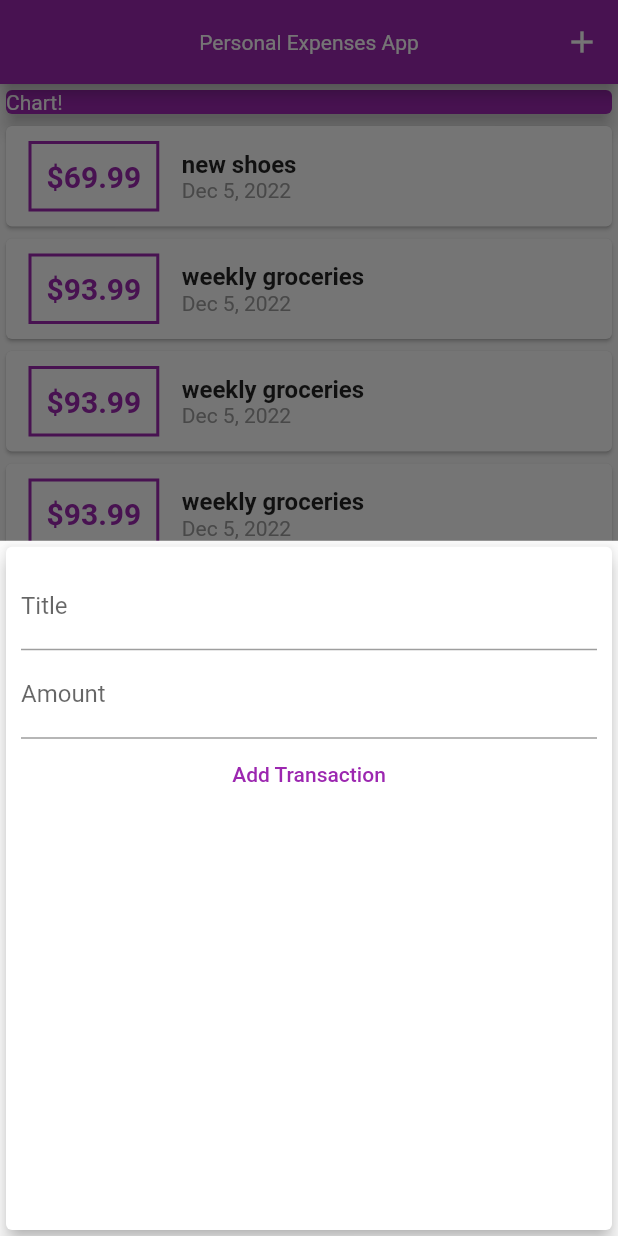
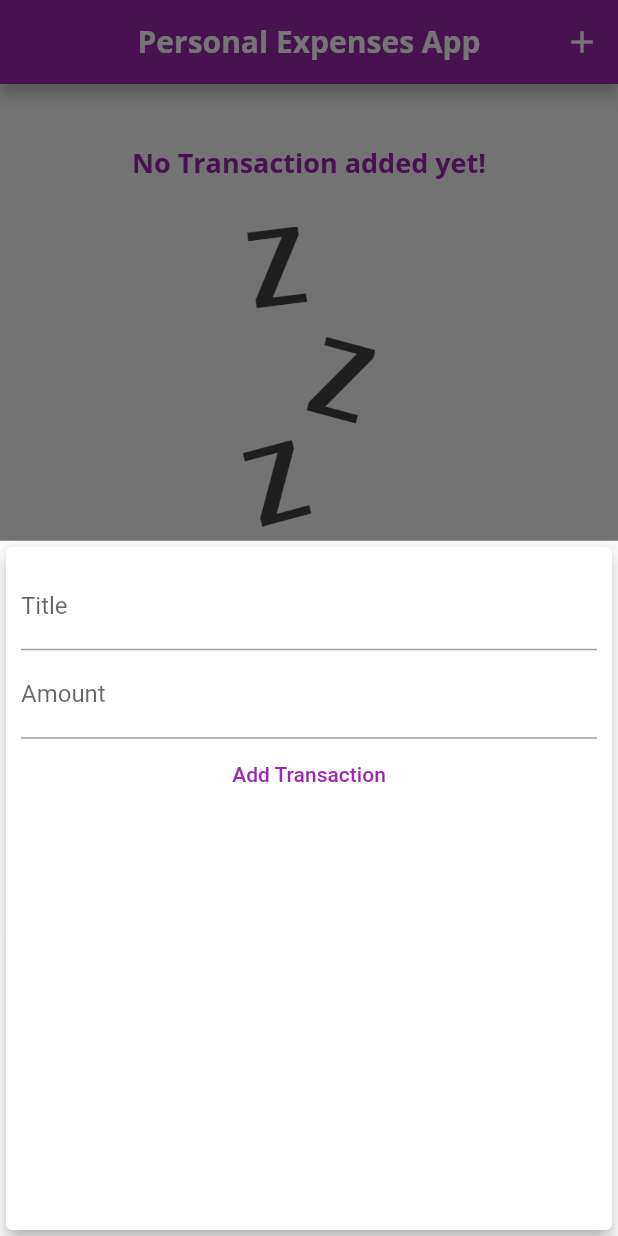
Before and after one commit to Shimanto007/personal_expenses, a Flutter app: the screen it shows after launch, after a tap on the "add" icon, on a phone screen of 412 x 824 dp. Run offline on Flutter 3.47's test engine with Material 2 defaults, Android fonts, the phone set to English and light mode, and no system bars.

Commit message:
103-half

```diff
--- a/lib/main.dart
+++ b/lib/main.dart
@@ -2,14 +2,44 @@ import 'package:flutter/material.dart';
 import 'package:flutter_complete_guide/widgets/transaction_list.dart';
 import './widgets/new_transaction.dart';
 import './models/transaction.dart';
+import './widgets/chart.dart';
 
 void main() => runApp(MyApp());
 
 class MyApp extends StatelessWidget {
   @override
   Widget build(BuildContext context) {
+    final ThemeData theme = ThemeData();
     return MaterialApp(
-      title: 'Flutter App',
+      title: 'Personal Expenses',
+      theme: theme.copyWith(
+        colorScheme: theme.colorScheme.copyWith(
+          primary: Colors.purple,
+          secondary: Colors.amber,
+        ),
+        textTheme: ThemeData.light().textTheme.copyWith(
+          headline6: TextStyle(
+            fontFamily: 'OpenSans',
+            fontWeight: FontWeight.bold,
+            fontSize: 14,
+            color: Colors.grey,
+          ),
+          bodyText1: TextStyle(
+            fontFamily: 'OpenSans',
+            fontWeight: FontWeight.bold,
+            fontSize: 18,
+            color: Colors.purple,
+          ),
+        ),
+        appBarTheme: AppBarTheme(
+          titleTextStyle: TextStyle(
+            fontFamily: 'OpenSans',
+            fontSize: 20,
+            fontWeight: FontWeight.bold,
+            color: Colors.white,
+          ),
+        ),
+      ),
       home: MyHomePage(),
     );
   }
@@ -22,37 +52,47 @@ class MyHomePage extends StatefulWidget {
 
 class _MyHomePageState extends State<MyHomePage> {
   final List<Transaction> _userTransactions = [
-    Transaction(
-      id: 't1',
-      title: 'new shoes',
-      amount: 69.99,
-      date: DateTime.now(),
-    ),
-    Transaction(
-      id: 't2',
-      title: 'weekly groceries',
-      amount: 93.99,
-      date: DateTime.now(),
-    ),
-    Transaction(
-      id: 't2',
-      title: 'weekly groceries',
-      amount: 93.99,
-      date: DateTime.now(),
-    ),
-    Transaction(
-      id: 't2',
-      title: 'weekly groceries',
-      amount: 93.99,
-      date: DateTime.now(),
-    ),
-    Transaction(
-      id: 't2',
-      title: 'weekly groceries',
-      amount: 93.99,
-      date: DateTime.now(),
-    ),
+    // Transaction(
+    //   id: 't1',
+    //   title: 'New Shoes',
+    //   amount: 69.99,
+    //   date: DateTime.now(),
+    // ),
+    // Transaction(
+    //   id: 't2',
+    //   title: 'weekly groceries',
+    //   amount: 93.99,
+    //   date: DateTime.now(),
+    // ),
+    // Transaction(
+    //   id: 't2',
+    //   title: 'weekly groceries',
+    //   amount: 93.99,
+    //   date: DateTime.now(),
+    // ),
+    // Transaction(
+    //   id: 't2',
+    //   title: 'weekly groceries',
+    //   amount: 93.99,
+    //   date: DateTime.now(),
+    // ),
+    // Transaction(
+    //   id: 't2',
+    //   title: 'weekly groceries',
+    //   amount: 93.99,
+    //   date: DateTime.now(),
+    // ),
   ];
+
+  List<Transaction> get _recentTransactions {
+    return _userTransactions.where((tx) {
+      return tx.date.isAfter(
+        DateTime.now().subtract(
+          Duration(days: 7),
+        ),
+      );
+    }).toList();
+  }
 
   void _addNewTransaction(String txTitle, double txAmount) {
     final newTx = Transaction(
@@ -84,7 +124,10 @@ class _MyHomePageState extends State<MyHomePage> {
   Widget build(BuildContext context) {
     return Scaffold(
       appBar: AppBar(
-        title: Text('Personal Expenses App'),
+        title: Text(
+          'Personal Expenses App',
+
+        ),
         actions: <Widget>[
           IconButton(
             icon: Icon(Icons.add),
@@ -92,29 +135,13 @@ class _MyHomePageState extends State<MyHomePage> {
           ),
         ],
         centerTitle: true,
-        backgroundColor: Colors.purple,
-        titleTextStyle: TextStyle(
-          color: Colors.white,
-        ),
       ),
       body: SingleChildScrollView(
         child: Column(
           mainAxisAlignment: MainAxisAlignment.start,
           crossAxisAlignment: CrossAxisAlignment.stretch,
           children: <Widget>[
-            Container(
-              width: double.infinity,
-              child: Card(
-                color: Colors.purple,
-                child: Text(
-                  'Chart!',
-                  style: TextStyle(
-                    color: Colors.white,
-                  ),
-                ),
-                elevation: 5,
-              ),
-            ),
+            Chart(_recentTransactions),
             TransactionList(_userTransactions),
           ],
         ),
--- /dev/null
+++ b/lib/widgets/chart.dart
@@ -0,0 +1,48 @@
+import 'package:flutter/material.dart';
+import '../models/transaction.dart';
+import 'package:intl/intl.dart';
+
+
+class Chart extends StatelessWidget {
+
+  final List<Transaction> recentTransactions;
+
+  Chart(this.recentTransactions);
+
+  List<Map<String, Object>> get groupedTransactionValues {
+    return List.generate(7, (index) {
+      final weekDay = DateTime.now().subtract(Duration(days: index),);
+      var totalSum = 0.0;
+      for (var i =0; i < recentTransactions.length; i++) {
+        if (recentTransactions[i].date.day == weekDay.day &&
+            recentTransactions[i].date.month == weekDay.month &&
+            recentTransactions[i].date.year == weekDay.year
+        ) {
+          totalSum += recentTransactions[i].amount;
+        }
+      }
+
+      print(DateFormat.E().format(weekDay));
+      print(totalSum);
+
+      return {
+        'day': DateFormat.E().format(weekDay),
+        'amount': totalSum,
+      };
+    });
+  }
+
+  @override
+  Widget build(BuildContext context) {
+    print(groupedTransactionValues);
+    return Card(
+      elevation:6,
+      margin: EdgeInsets.all(20),
+      child: Row(
+        children: <Widget>[
+
+        ],
+      ),
+    );
+  }
+}
--- a/lib/widgets/new_transaction.dart
+++ b/lib/widgets/new_transaction.dart
@@ -1,11 +1,18 @@
 import 'package:flutter/material.dart';
 
-class NewTransaction extends StatelessWidget {
+class NewTransaction extends StatefulWidget {
   final Function addTx;
-  final titleController = TextEditingController();
-  final amountController = TextEditingController();
 
   NewTransaction(this.addTx);
+
+  @override
+  State<NewTransaction> createState() => _NewTransactionState();
+}
+
+class _NewTransactionState extends State<NewTransaction> {
+  final titleController = TextEditingController();
+
+  final amountController = TextEditingController();
 
   void submitData() {
 
@@ -16,10 +23,11 @@ class NewTransaction extends StatelessWidget {
       return ;
     }
 
-    addTx(
+    widget.addTx(
       enteredTitle,
       enteredAmount,
     );
+    Navigator.of(context).pop();
   }
 
   @override
--- a/lib/widgets/transaction_list.dart
+++ b/lib/widgets/transaction_list.dart
@@ -3,7 +3,6 @@ import '../models/transaction.dart';
 import 'package:intl/intl.dart';
 
 class TransactionList extends StatelessWidget {
-
   final List<Transaction> transactions;
 
   TransactionList(this.transactions);
@@ -12,7 +11,22 @@ class TransactionList extends StatelessWidget {
   Widget build(BuildContext context) {
     return Container(
       height: 300,
-      child: ListView.builder(
+      child: transactions.isEmpty
+          ? Column(children: <Widget>[
+              Text(
+                'No Transaction added yet!',
+                style: Theme.of(context).textTheme.bodyText1,
+              ),
+              SizedBox(height: 30,),
+              Container(
+                height: 200,
+                child: Image.asset(
+                  'assets/images/waiting.png',
+                  fit: BoxFit.cover,
+                ),
+              ),
+            ])
+          : ListView.builder(
               itemBuilder: (context, index) {
                 return Card(
                   child: Row(
@@ -24,18 +38,14 @@ class TransactionList extends StatelessWidget {
                         ),
                         decoration: BoxDecoration(
                           border: Border.all(
-                      color: Colors.purple,
-                      width: 2,
+                            color: Theme.of(context).colorScheme.primary,
+                            width: 1,
                           ),
                         ),
                         padding: EdgeInsets.all(10),
                         child: Text(
                           '\$${transactions[index].amount.toStringAsFixed(2)}',
-                    style: TextStyle(
-                      fontWeight: FontWeight.bold,
-                      fontSize: 20,
-                      color: Colors.purple,
-                    ),
+                          style: Theme.of(context).textTheme.bodyText1,
                         ),
                       ),
                       Column(
@@ -43,16 +53,11 @@ class TransactionList extends StatelessWidget {
                         children: <Widget>[
                           Text(
                             transactions[index].title,
-                      style: TextStyle(
-                        fontWeight: FontWeight.bold,
-                        fontSize: 16,
-                      ),
+                            style: Theme.of(context).textTheme.bodyText1,
                           ),
                           Text(
                             DateFormat.yMMMd().format(transactions[index].date),
-                      style: TextStyle(
-                        color: Colors.grey,
-                      ),
+                            style: Theme.of(context).textTheme.headline6,
                           ),
                         ],
                       )
```
Also changed, not shown: pubspec.yaml (+17 -9 lines), assets/fonts/Kenia-Regular.ttf (added), assets/fonts/OpenSans-Bold.ttf (added), assets/fonts/OpenSans-Regular.ttf (added), assets/fonts/Quicksand-Bold.ttf (added), assets/fonts/Quicksand-Light.ttf (added), assets/fonts/Quicksand-Medium.ttf (added), assets/fonts/Quicksand-Regular.ttf (added), assets/images/waiting.png (added). Lines whose indentation alone changed are shown as unchanged.
